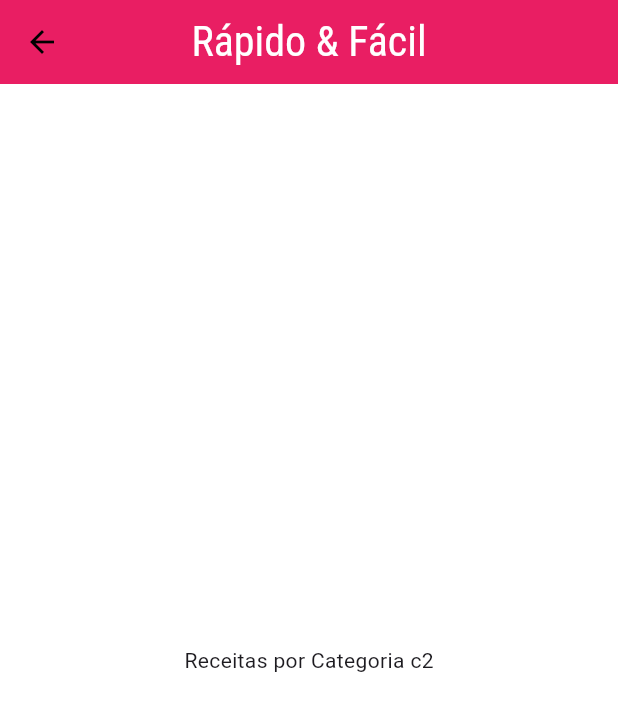
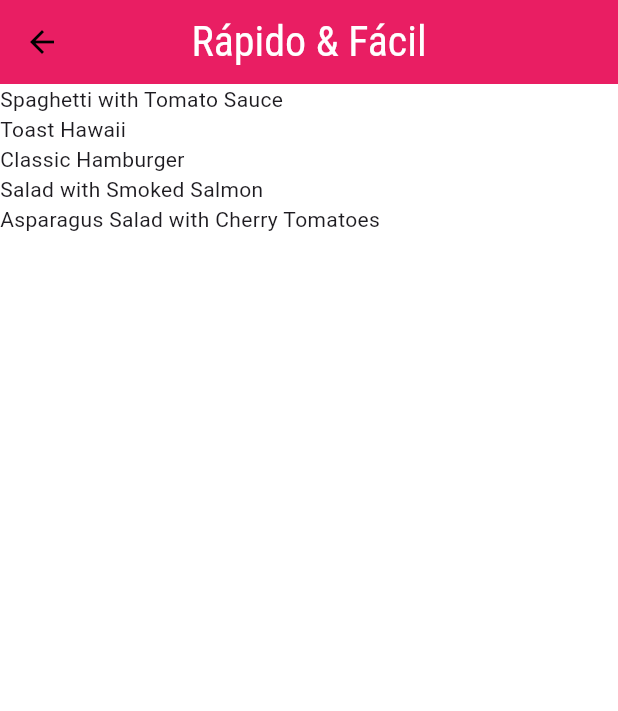
Before and after one commit to beto-luis/meals, a Flutter app: the screen it shows after launch, after a tap on "Rápido & Fácil", on a phone screen of 412 x 824 dp. Shown: the top 711 px of the screen. Run offline on Flutter 3.47's test engine with Material 3 defaults, Android fonts, the phone set to English and light mode, and no system bars.

Commit message:
refatoração e adição do modo de seleção por categoria

```diff
--- a/lib/data/dummy_data.dart
+++ b/lib/data/dummy_data.dart
@@ -2,7 +2,7 @@ import 'package:flutter/material.dart';
 import '../../models/category.dart';
 import '../models/meal.dart';
 
-const DUMMY_CATEGORIES = [
+const dummyCategories = [
   Category(
     id: 'c1',
     title: 'Italiano',
--- a/lib/models/category.dart
+++ b/lib/models/category.dart
@@ -10,4 +10,6 @@ class Category {
     required this.title,
     this.color = Colors.orange,
   });
+
+  get categories => null;
 }
--- a/lib/screens/categories_meals_screen.dart
+++ b/lib/screens/categories_meals_screen.dart
@@ -1,5 +1,6 @@
 import 'package:flutter/material.dart';
 import '../models/category.dart';
+import '../data/dummy_data.dart';
 
 class CategoriesMealsScreen extends StatelessWidget {
   const CategoriesMealsScreen({super.key});
@@ -7,6 +8,10 @@ class CategoriesMealsScreen extends StatelessWidget {
   @override
   Widget build(BuildContext context) {
     final category = ModalRoute.of(context)?.settings.arguments as Category;
+
+    final categoryMeals = dummyMeals.where((meal) {
+      return meal.categories.contains(category.id);
+    }).toList();
 
     return Scaffold(
       appBar: AppBar(
@@ -17,8 +22,11 @@ class CategoriesMealsScreen extends StatelessWidget {
           style: const TextStyle(color: Colors.white, fontSize: 28),
         ),
       ),
-      body: Center(
-        child: Text('Receitas por Categoria ${category.id}'),
+      body: ListView.builder(
+        itemCount: categoryMeals.length,
+        itemBuilder: (ctx, index) {
+          return Text(categoryMeals[index].title);
+        },
       ),
     );
   }
--- a/lib/screens/categories_screen.dart
+++ b/lib/screens/categories_screen.dart
@@ -22,7 +22,7 @@ class CategoriesScreen extends StatelessWidget {
           crossAxisSpacing: 20,
           mainAxisSpacing: 20,
         ),
-        children: DUMMY_CATEGORIES.map((cat) {
+        children: dummyCategories.map((cat) {
           return CategoryItem(cat);
         }).toList(),
       ),
```
